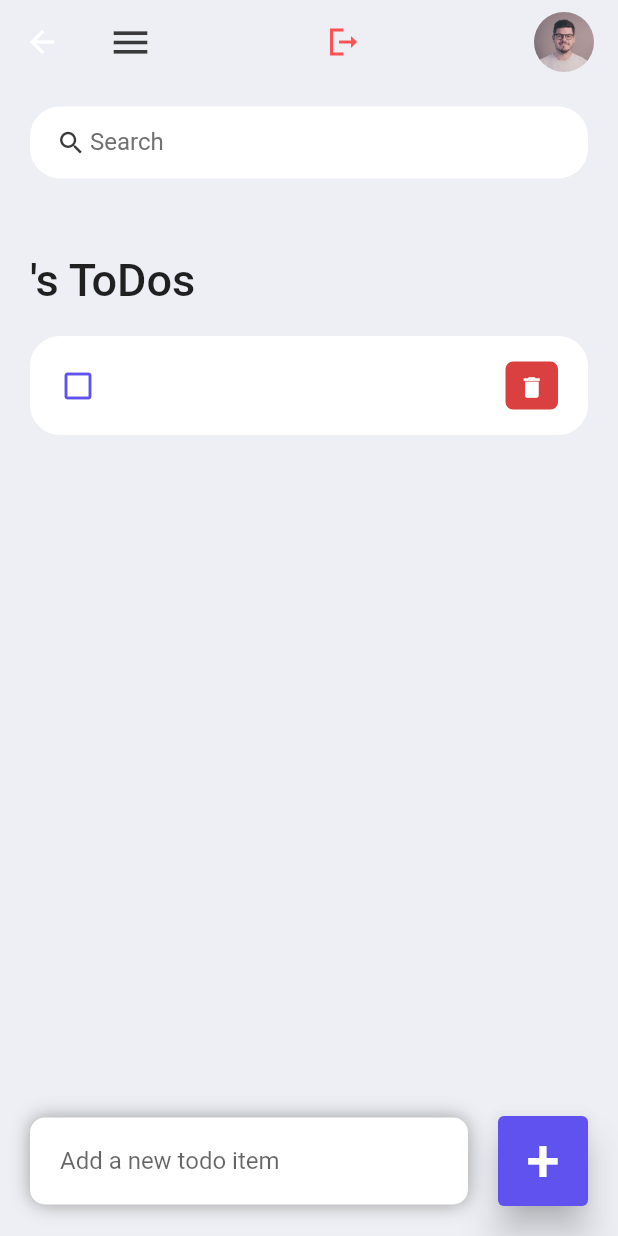
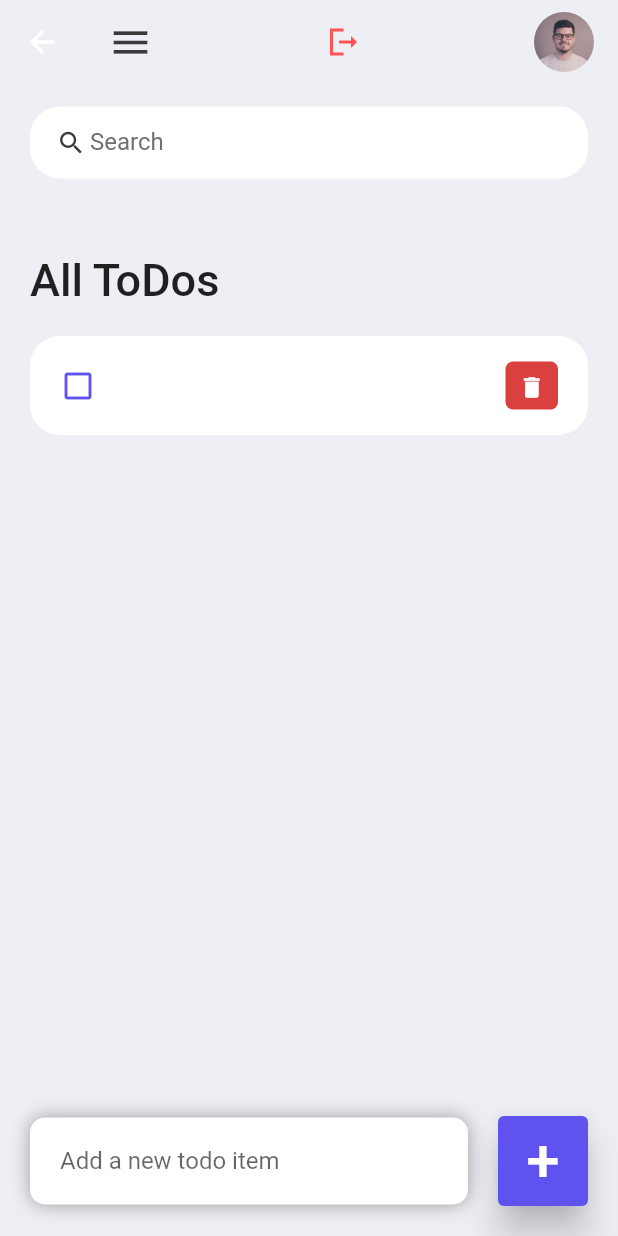
Before and after one commit to shivamkshirsagar11/todo_app, a Flutter app: the Home screen opened directly, after a tap on an icon or button, on a phone screen of 412 x 824 dp. Run offline on Flutter 3.47's test engine with Material 2 defaults, Android fonts, the phone set to English and light mode, and no system bars; our stand-ins replace cloud_firestore, firebase_auth, firebase_core; missing offline and left inert: flutter_session_manager; accounts and stored records are empty.

```diff
--- a/lib/screens/home.dart
+++ b/lib/screens/home.dart
@@ -54,7 +54,7 @@ class _HomeState extends State<Home> {
                           bottom: 20,
                         ),
                         child: Text(
-                          '$name\'s ToDos',
+                          'All ToDos',
                           style: TextStyle(
                             fontSize: 30,
                             fontWeight: FontWeight.w500,
```
